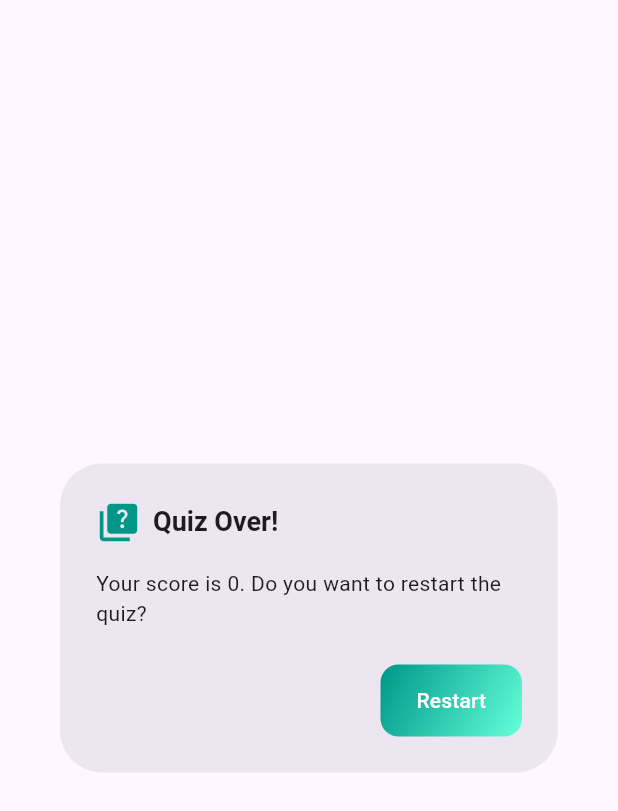
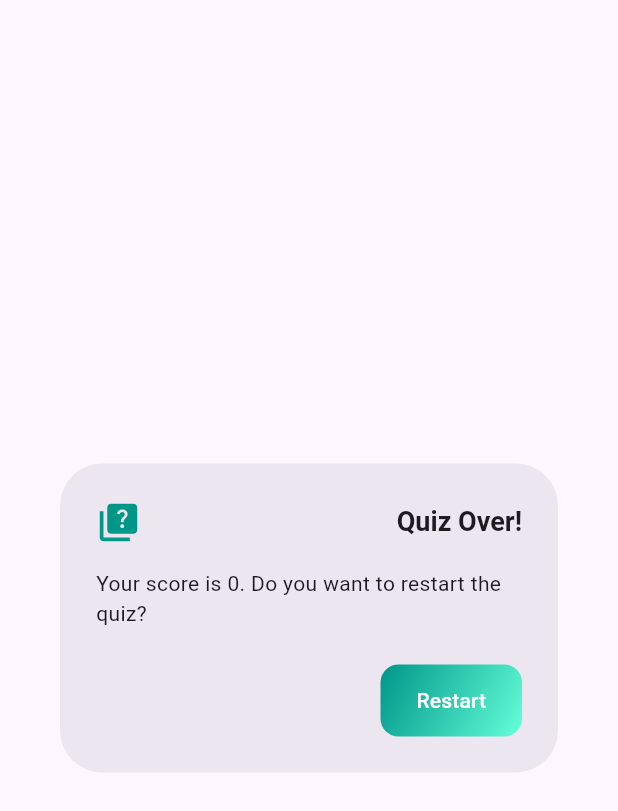
Before and after one commit to NolanShrestha/Flutter_Task1, a Flutter app: the CustomDialog widget shown alone on an empty page, opened directly with empty values, on a phone screen of 412 x 824 dp. Shown: the top 811 px of the screen. Run offline on Flutter 3.47's test engine with Material 3 defaults, Android fonts, the phone set to English and light mode, and no system bars.

Commit message:
dark knight rises

```diff
--- a/lib/widgets/CustomDialog.dart
+++ b/lib/widgets/CustomDialog.dart
@@ -15,12 +15,13 @@ class CustomDialog extends StatelessWidget {
     return AlertDialog(
       title: const Row(
         children: [
-          const Icon(
+          Icon(
             Icons.quiz,
             color: Colors.teal,
             size: 30,
           ),
-          SizedBox(width: 8),
+          // SizedBox(width: 8),
+          Spacer(),
           Text(
             'Quiz Over!',
             style: TextStyle(
```
